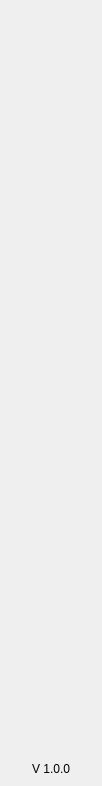
Old version of the form src/qt/oro/forms/navmenuwidget.ui in the repository ORO-mlm/ORO-Core.
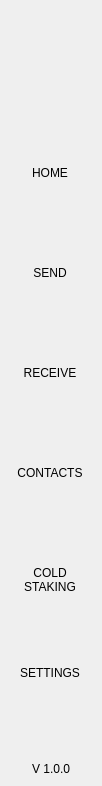
New version of the form.

Patch:
```diff
--- a/src/qt/oro/forms/navmenuwidget.ui
+++ b/src/qt/oro/forms/navmenuwidget.ui
@@ -36,7 +36,7 @@
    </property>
    <item>
     <widget class="QWidget" name="navContainer_2" native="true">
-     <layout class="QVBoxLayout" name="navContainer" stretch="0,0,0,0,0,0,0,0,1,0,0">
+     <layout class="QVBoxLayout" name="navContainer" stretch="0,0,0,0">
       <property name="spacing">
        <number>0</number>
       </property>
@@ -75,6 +75,90 @@
        </widget>
       </item>
       <item>
+       <widget class="QScrollArea" name="scrollAreaNav">
+        <property name="sizePolicy">
+         <sizepolicy hsizetype="Expanding" vsizetype="Expanding">
+          <horstretch>0</horstretch>
+          <verstretch>0</verstretch>
+         </sizepolicy>
+        </property>
+        <property name="minimumSize">
+         <size>
+          <width>0</width>
+          <height>0</height>
+         </size>
+        </property>
+        <property name="styleSheet">
+         <string notr="true">QScrollBar {
+height:0px;
+ width:0px;
+}
+
+#scrollAreaNav{
+background-color:transparent;
+}</string>
+        </property>
+        <property name="horizontalScrollBarPolicy">
+         <enum>Qt::ScrollBarAlwaysOff</enum>
+        </property>
+        <property name="sizeAdjustPolicy">
+         <enum>QAbstractScrollArea::AdjustToContents</enum>
+        </property>
+        <property name="widgetResizable">
+         <bool>true</bool>
+        </property>
+        <property name="alignment">
+         <set>Qt::AlignLeading|Qt::AlignLeft|Qt::AlignTop</set>
+        </property>
+        <widget class="QWidget" name="scrollAreaNavVert">
+         <property name="geometry">
+          <rect>
+           <x>0</x>
+           <y>0</y>
+           <width>100</width>
+           <height>640</height>
+          </rect>
+         </property>
+         <property name="sizePolicy">
+          <sizepolicy hsizetype="Preferred" vsizetype="Expanding">
+           <horstretch>0</horstretch>
+           <verstretch>0</verstretch>
+          </sizepolicy>
+         </property>
+         <property name="minimumSize">
+          <size>
+           <width>0</width>
+           <height>0</height>
+          </size>
+         </property>
+         <property name="autoFillBackground">
+          <bool>false</bool>
+         </property>
+         <property name="styleSheet">
+          <string notr="true">#scrollAreaNavVert{
+background-color:transparent;
+}</string>
+         </property>
+         <layout class="QVBoxLayout" name="verticalLayout_3">
+          <property name="spacing">
+           <number>0</number>
+          </property>
+          <property name="sizeConstraint">
+           <enum>QLayout::SetDefaultConstraint</enum>
+          </property>
+          <property name="leftMargin">
+           <number>0</number>
+          </property>
+          <property name="topMargin">
+           <number>0</number>
+          </property>
+          <property name="rightMargin">
+           <number>0</number>
+          </property>
+          <property name="bottomMargin">
+           <number>0</number>
+          </property>
+          <item>
        <widget class="QToolButton" name="btnDashboard">
         <property name="minimumSize">
          <size>
@@ -83,7 +167,8 @@
          </size>
         </property>
         <property name="text">
-         <string/>
+             <string>HOME
+</string>
         </property>
         <property name="iconSize">
          <size>
@@ -111,7 +196,8 @@
          </size>
         </property>
         <property name="text">
-         <string/>
+             <string>SEND
+</string>
         </property>
         <property name="iconSize">
          <size>
@@ -136,7 +222,8 @@
          </size>
         </property>
         <property name="text">
-         <string/>
+             <string>RECEIVE
+</string>
         </property>
         <property name="checkable">
          <bool>true</bool>
@@ -155,7 +242,8 @@
          </size>
         </property>
         <property name="text">
-         <string/>
+             <string>CONTACTS
+</string>
         </property>
         <property name="iconSize">
          <size>
@@ -172,31 +260,6 @@
        </widget>
       </item>
       <!-- <item>
-       <widget class="QToolButton" name="btnPrivacy">
-        <property name="minimumSize">
-         <size>
-          <width>100</width>
-          <height>80</height>
-         </size>
-        </property>
-        <property name="text">
-         <string/>
-        </property>
-        <property name="iconSize">
-         <size>
-          <width>32</width>
-          <height>32</height>
-         </size>
-        </property>
-        <property name="checkable">
-         <bool>true</bool>
-        </property>
-        <property name="autoExclusive">
-         <bool>true</bool>
-        </property>
-       </widget>
-      </item> -->
-      <item>
        <widget class="QToolButton" name="btnMaster">
         <property name="minimumSize">
          <size>
@@ -205,7 +268,8 @@
          </size>
         </property>
         <property name="text">
-         <string/>
+             <string>MASTER
+NODES</string>
         </property>
         <property name="iconSize">
          <size>
@@ -220,7 +284,7 @@
          <bool>true</bool>
         </property>
        </widget>
-      </item>
+          </item> -->
       <item>
        <widget class="QToolButton" name="btnColdStaking">
         <property name="minimumSize">
@@ -230,7 +294,8 @@
          </size>
         </property>
         <property name="text">
-         <string/>
+             <string>COLD
+STAKING</string>
         </property>
         <property name="iconSize">
          <size>
@@ -255,7 +320,8 @@
          </size>
         </property>
         <property name="text">
-         <string/>
+             <string>SETTINGS
+</string>
         </property>
         <property name="iconSize">
          <size>
@@ -269,6 +335,10 @@
         <property name="autoExclusive">
          <bool>true</bool>
         </property>
+           </widget>
+          </item>
+         </layout>
+        </widget>
        </widget>
       </item>
       <item>
@@ -276,10 +346,13 @@
         <property name="orientation">
          <enum>Qt::Vertical</enum>
         </property>
+        <property name="sizeType">
+         <enum>QSizePolicy::Minimum</enum>
+        </property>
         <property name="sizeHint" stdset="0">
          <size>
           <width>20</width>
-          <height>40</height>
+          <height>20</height>
          </size>
         </property>
        </spacer>
```
Left out of the diff: 6 changed lines with no effect on the pictures. Lines whose indentation alone changed are shown as unchanged.
